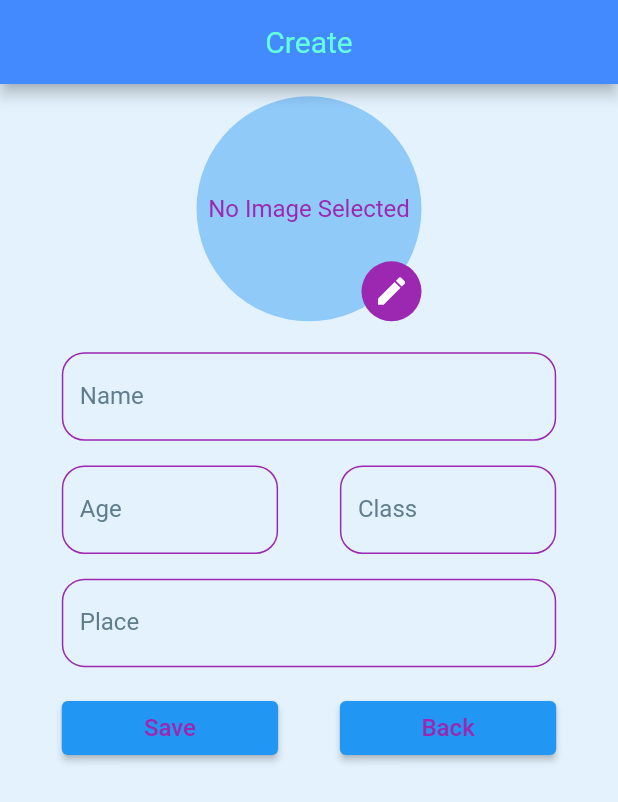
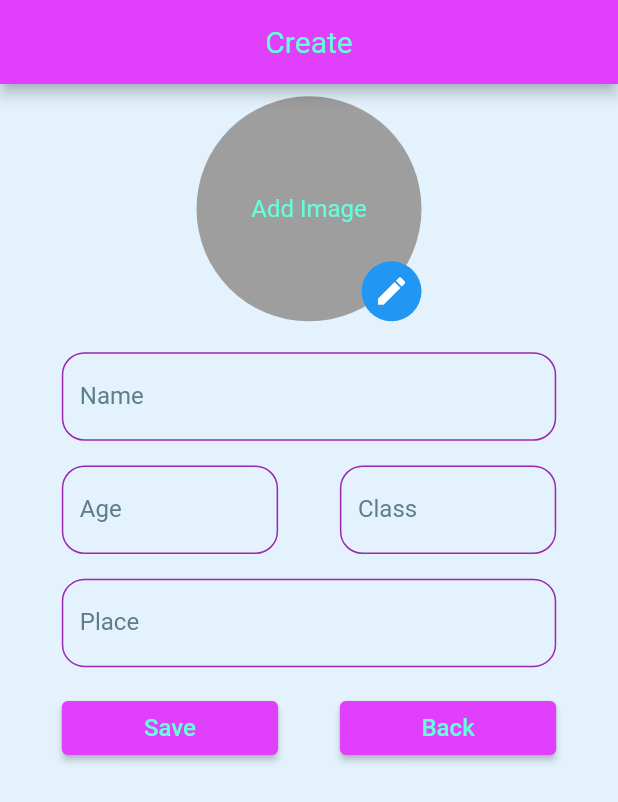
Before and after one commit to aswanath/student_management_app, a Flutter app: the screen it shows after launch, after a tap on "Add", on a phone screen of 412 x 824 dp. Shown: the top 802 px of the screen. Run offline on Flutter 3.47's test engine with Material 2 defaults, Android fonts, the phone set to English and light mode, and no system bars; our stand-ins replace hive, hive_flutter, image_picker; accounts and stored records are empty.

Commit message:
first commit

```diff
--- a/lib/pages/add.dart
+++ b/lib/pages/add.dart
@@ -5,6 +5,7 @@ import 'package:hive/hive.dart';
 import 'dart:core';
 import 'dart:io';
 import 'package:image_picker/image_picker.dart';
+import 'package:student_management/pages/image_view.dart';
 import '../model/student.dart';
 import '../widgets/baseappbar.dart';
 import '../main.dart';
@@ -30,6 +31,8 @@ class _DetailsState extends State<Details> {
     final ImagePicker image = ImagePicker();
     _image = await image.pickImage(source: ImageSource.gallery);
     if (_image != null) {
+      setState(() {
+      });
       _imagePath = _image!.path;
     }
     return null;
@@ -57,24 +60,29 @@ class _DetailsState extends State<Details> {
                   _image == null
                       ? CircleAvatar(
                           radius: 75,
-                          backgroundColor: Colors.blue[200],
+                          backgroundColor: Colors.grey,
                           child: const Text(
-                            "No Image Selected",
-                            style: TextStyle(color: Colors.purple),
+                            "Add Image",
+                            style: TextStyle(color: Colors.tealAccent),
                           ),
                         )
-                      : ClipOval(
+                      : GestureDetector(
+                    onTap: (){
+                      Navigator.push(context, MaterialPageRoute(builder: (context)=> ViewImage(imagepath: _imagePath)));
+                    },
+                        child: ClipOval(
                             child: Image.file(
                             File(_imagePath),
                             width: 150,
                             height: 150,
                             fit: BoxFit.cover,
                           )),
+                      ),
                   Positioned(
                     bottom: 0,
                     right: 0,
                     child: CircleAvatar(
-                      backgroundColor: Colors.purple,
+                      backgroundColor: Colors.blue,
                       child: IconButton(
                         icon: const Icon(
                           Icons.edit,
@@ -185,6 +193,9 @@ class _DetailsState extends State<Details> {
                   SizedBox(
                     width: MediaQuery.of(context).size.width * .35,
                     child: ElevatedButton(
+                      style: ElevatedButton.styleFrom(
+                        primary: Colors.purpleAccent
+                      ),
                       onPressed: () {
                         if(formKey.currentState!.validate()) {
                           box.add(Student(
@@ -203,7 +214,7 @@ class _DetailsState extends State<Details> {
                         "Save",
                         style: TextStyle(
                           fontSize: 16,
-                          color: Colors.purple,
+                          color: Colors.tealAccent,
                         ),
                       ),
                     ),
@@ -214,12 +225,15 @@ class _DetailsState extends State<Details> {
                   SizedBox(
                     width: MediaQuery.of(context).size.width * .35,
                     child: ElevatedButton(
+                        style: ElevatedButton.styleFrom(
+                            primary: Colors.purpleAccent
+                        ),
                         onPressed: () {
                           Navigator.pop(context);
                         },
                         child: const Text(
                           "Back",
-                          style: TextStyle(color: Colors.purple, fontSize: 16),
+                          style: TextStyle(color: Colors.tealAccent, fontSize: 16),
                         )),
                   )
                 ],
--- a/lib/pages/homepage.dart
+++ b/lib/pages/homepage.dart
@@ -1,3 +1,4 @@
+
 import 'package:flutter/material.dart';
 import 'package:student_management/model/student.dart';
 import 'package:student_management/pages/alldetails.dart';
@@ -33,6 +34,7 @@ class _HomePageState extends State<HomePage> {
                   if (cusIcon.icon == Icons.search) {
                     cusIcon = const Icon(Icons.close);
                     cusSearchBar = TextField(
+                      autofocus: true,
                       onChanged: (value) {
                         searchtext = value;
                         setState(() {});
@@ -46,7 +48,7 @@ class _HomePageState extends State<HomePage> {
                           hintStyle: TextStyle(
                             color: Colors.tealAccent,
                           )),
-                      style: const TextStyle(color: Colors.white, fontSize: 20),
+                      style: const TextStyle(color: Colors.tealAccent, fontSize: 20),
                     );
                   } else {
                     setState(() {
@@ -75,11 +77,16 @@ class _HomePageState extends State<HomePage> {
                 .where((element) => element.name
                     .toLowerCase()
                     .contains(searchtext.toLowerCase())).toList();
-            return ListView.separated(
+             if(data.isEmpty){
+               return const Center(
+                   child: Text("No results found",style: TextStyle(fontWeight: FontWeight.bold,fontSize: 16),));
+            }return Padding(
+              padding: const EdgeInsets.fromLTRB(0, 20, 0, 20),
+              child: ListView.separated(
                   itemBuilder: (context, index) {
                     return Padding(
                       padding:
-                        const EdgeInsets.symmetric(vertical: 2, horizontal: 10),
+                          const EdgeInsets.symmetric(vertical: 5, horizontal: 10),
                       child: ListTile(
                         visualDensity: const VisualDensity(vertical: 2),
                         shape: RoundedRectangleBorder(
@@ -95,11 +102,11 @@ class _HomePageState extends State<HomePage> {
                         },
                         leading: data[index].imagePath == null
                             ? CircleAvatar(
-                              backgroundColor: Colors.blue[200],
+                                backgroundColor: Colors.grey,
                                 child: const Text(
                                   "No Image",
                                   style: TextStyle(
-                                    fontSize: 8, color: Colors.purple),
+                                      fontSize: 8, color: Colors.tealAccent),
                                 ),
                               )
                             : CircleAvatar(
@@ -155,7 +162,7 @@ class _HomePageState extends State<HomePage> {
                                       );
                                     });
                               },
-                            child: const Icon(Icons.delete),
+                              child: const Icon(Icons.delete,color: Colors.red,),
                             ),
                           ],
                         ),
@@ -171,11 +178,13 @@ class _HomePageState extends State<HomePage> {
                       color: Colors.blue[50],
                     );
                   },
-                itemCount: data.length);
+                  itemCount: data.length),
+            );
           }
         },
       ),
       floatingActionButton: FloatingActionButton(
+        backgroundColor: Colors.purpleAccent,
         onPressed: () {
           Navigator.push(
               context, MaterialPageRoute(builder: (context) => Details()));
--- a/lib/pages/splash_screen.dart
+++ b/lib/pages/splash_screen.dart
@@ -18,14 +18,20 @@ class _SplashScreenState extends State<SplashScreen> {
   }
   @override
   Widget build(BuildContext context) {
-    return const Scaffold(
+    return  Scaffold(
       backgroundColor: Colors.purpleAccent,
       body: Center(
-        child: SizedBox(
-          child: Image(
-            width: 150,
-            image: AssetImage("assets/icon_image.png"),
-          ),
+        child: Column(
+          mainAxisAlignment: MainAxisAlignment.center,
+          children: [
+            SizedBox(
+              child: Image(
+                width: 150,
+                image: AssetImage("assets/icon_image.png"),
+              ),
+            ),
+            Text("Student Management",style: TextStyle(fontWeight: FontWeight.w700,color: Colors.tealAccent,fontSize: 18),),
+          ],
         ),
       ),
     );
--- a/lib/widgets/baseappbar.dart
+++ b/lib/widgets/baseappbar.dart
@@ -22,7 +22,7 @@ class BaseAppBar extends StatelessWidget implements PreferredSizeWidget {
       title: title,
       centerTitle: centerTitle,
       titleTextStyle: TextStyle(color: Colors.tealAccent, fontSize: 20),
-      backgroundColor: Colors.blueAccent,
+      backgroundColor: Colors.purpleAccent,
       actions: actions,
       iconTheme: IconThemeData(color: Colors.tealAccent),
     );
```
Also changed, not shown: lib/model/search.dart (deleted, +0 -28 lines), lib/pages/alldetails.dart (+39 -13 lines), lib/pages/edit.dart (+23 -9 lines), lib/pages/image_view.dart (added, +27 -0 lines). Lines whose indentation alone changed are shown as unchanged.
